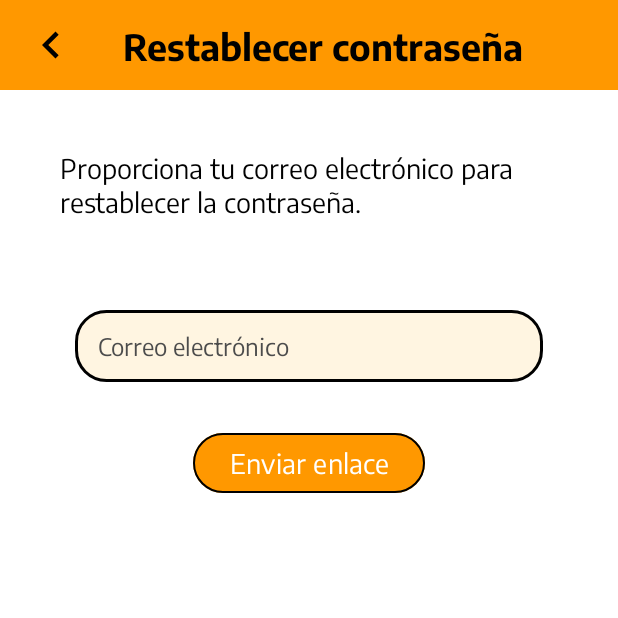
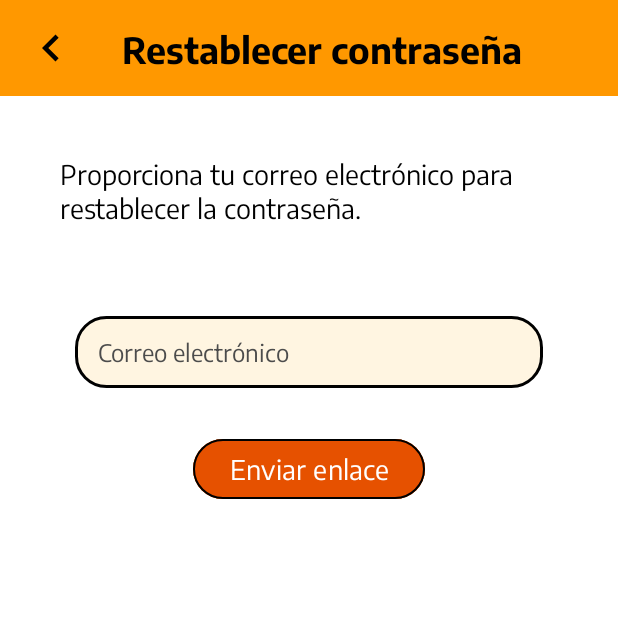
Before and after one commit to mTorrejon17/TableTrack, an Android app: the ForgotPasswordActivity screen opened directly, with no data from a screen before it, on a phone screen of 412 x 824 dp, the top half of it. Run offline under Robolectric (Android 15) with nearby library versions, the phone set to English and light mode, and no system bars; 1 statement that could not run was skipped.

Commit message:
Fixed toolbars.

```diff
--- a/app/src/main/res/layout/activity_forgot_password.xml
+++ b/app/src/main/res/layout/activity_forgot_password.xml
@@ -12,33 +12,55 @@
     <androidx.appcompat.widget.Toolbar
         android:id="@+id/toolbar"
         android:layout_width="match_parent"
-        android:layout_height="60dp"
+        android:layout_height="wrap_content"
         android:background="@color/orange_500"
         android:elevation="8dp"
         app:layout_constraintEnd_toEndOf="parent"
         app:layout_constraintStart_toStartOf="parent"
         app:layout_constraintTop_toTopOf="parent">
 
-        <LinearLayout
+        <androidx.constraintlayout.widget.ConstraintLayout
             android:layout_width="match_parent"
-            android:layout_height="match_parent"
-            android:gravity="center">
+            android:layout_height="wrap_content">
 
-            <ImageView
-                android:id="@+id/button_back"
+            <androidx.constraintlayout.widget.Guideline
+                android:id="@+id/toolbar_guideline_start"
+                android:layout_width="match_parent"
+                android:layout_height="match_parent"
+                android:orientation="vertical"
+                app:layout_constraintGuide_percent="0.1"
+                />
+
+            <androidx.constraintlayout.widget.Guideline
+                android:id="@+id/toolbar_guideline_end"
+                android:layout_width="match_parent"
+                android:layout_height="match_parent"
+                android:orientation="vertical"
+                app:layout_constraintGuide_percent="0.9"/>
+            <ImageButton
+                android:id="@+id/left_button"
                 android:layout_width="wrap_content"
-                android:layout_height="match_parent"
-                android:src="@drawable/vector_chevron_left"/>
-
+                android:layout_height="0dp"
+                android:background="?attr/selectableItemBackgroundBorderless"
+                android:src="@drawable/vector_chevron_left"
+                app:layout_constraintTop_toTopOf="parent"
+                app:layout_constraintBottom_toBottomOf="parent"
+                app:layout_constraintright_toLeftOf="@id/toolbar_guideline_start"
+                />
             <TextView
-                android:layout_width="match_parent"
+                android:layout_width="wrap_content"
                 android:layout_height="wrap_content"
-                android:paddingLeft="30dp"
-                android:paddingRight="30dp"
                 android:text="@string/title_forgot_password"
+                android:textAlignment="center"
                 android:textColor="@color/black"
-                android:textSize="24sp" />
-        </LinearLayout>
+                android:textSize="24sp"
+                android:textStyle="bold"
+                app:layout_constraintTop_toTopOf="parent"
+                app:layout_constraintBottom_toBottomOf="parent"
+                app:layout_constraintLeft_toRightOf="@id/toolbar_guideline_start"
+                app:layout_constraintRight_toLeftOf="@id/toolbar_guideline_end"
+                />
+        </androidx.constraintlayout.widget.ConstraintLayout>
     </androidx.appcompat.widget.Toolbar>
 
     <LinearLayout
@@ -83,6 +105,7 @@
             android:layout_width="wrap_content"
             android:layout_height="wrap_content"
             android:layout_gravity="center_horizontal"
+            android:backgroundTint="@color/button_color"
             android:text="@string/button_forgot_password"
             android:textColor="@color/icon_color_inverse"
             android:textSize="18sp"
```
Also changed, not shown: app/src/main/res/layout/activity_sign_up.xml (+35 -14 lines), app/src/main/res/layout/activity_table_list.xml (+36 -14 lines), app/src/main/res/layout/activity_table_map.xml (+22 -15 lines), app/src/main/res/layout/activity_terms.xml (+38 -34 lines).
